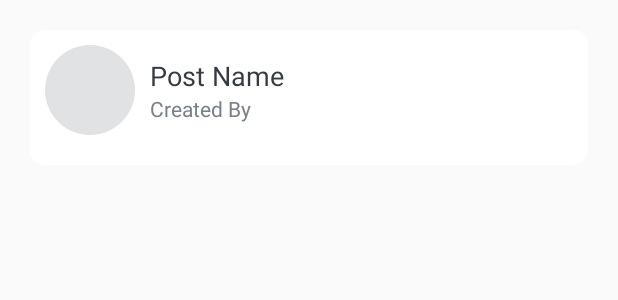
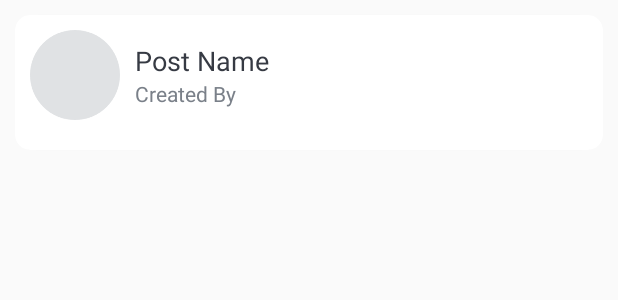
Before and after one commit to DKIV9570/Give-Receive, an Android app: the layout item_post.xml on its own in the app's theme, with its tools: preview values and no code run, on a phone screen of 412 x 824 dp. Shown: the top 300 px of the screen. Run offline under Robolectric (Android 15) with nearby library versions, the phone set to English and light mode, and no system bars.

Commit message:
some change on post card view todo list

```diff
--- a/app/src/main/java/com/example/givereceive/activities/CreatePostActivity.kt
+++ b/app/src/main/java/com/example/givereceive/activities/CreatePostActivity.kt
@@ -121,6 +121,8 @@ class CreatePostActivity : BaseActivity() {
 
     fun postCreatedSuccessfully(){
         hideProgressDialog()
+
+        setResult(Activity.RESULT_OK)
         finish()
     }
 
--- a/app/src/main/java/com/example/givereceive/activities/MainActivity.kt
+++ b/app/src/main/java/com/example/givereceive/activities/MainActivity.kt
@@ -30,6 +30,7 @@ class MainActivity : BaseActivity(), NavigationView.OnNavigationItemSelectedList
 
     companion object {
         const val MY_PROFILE_REQUEST_CODE: Int = 11
+        const val CREATE_POST_REQUEST_CODE: Int = 12
     }
 
     private lateinit var mUserName: String
@@ -52,7 +53,7 @@ class MainActivity : BaseActivity(), NavigationView.OnNavigationItemSelectedList
             val intent = Intent(this,CreatePostActivity::class.java)
             intent.putExtra(Constants.NAME,mUserName)
             intent.putExtra(Constants.ID,mUserID)
-            startActivity(intent)
+            startActivityForResult(intent, CREATE_POST_REQUEST_CODE)
         }
     }
 
@@ -103,6 +104,9 @@ class MainActivity : BaseActivity(), NavigationView.OnNavigationItemSelectedList
         super.onActivityResult(requestCode, resultCode, data)
         if(resultCode == Activity.RESULT_OK && requestCode == MY_PROFILE_REQUEST_CODE){
             FirestoreClass().loadUserData(this)
+        }else if(resultCode == Activity.RESULT_OK
+            && requestCode == CREATE_POST_REQUEST_CODE){
+            FirestoreClass().getPostsList(this)
         }else{
             Log.e("cancalled","Cancalled")
         }
--- a/app/src/main/java/com/example/givereceive/adapters/PostItemsAdapter.kt
+++ b/app/src/main/java/com/example/givereceive/adapters/PostItemsAdapter.kt
@@ -46,7 +46,7 @@ open class PostItemsAdapter(private val context: Context,
                     ViewGroup.LayoutParams.WRAP_CONTENT,
                     ViewGroup.LayoutParams.MATCH_PARENT
                 )
-                layoutParams.setMargins(10, 10, 10, 10) //4个参数按顺序分别是左上右下
+                layoutParams.setMargins(10, 10, 10, 10)
                 tag.setPadding(2,2,2,2)
                 tag.setLayoutParams(layoutParams)
                 tag.setBackgroundResource(R.drawable.give_tag)
@@ -60,7 +60,7 @@ open class PostItemsAdapter(private val context: Context,
                     ViewGroup.LayoutParams.WRAP_CONTENT,
                     ViewGroup.LayoutParams.MATCH_PARENT
                 )
-                layoutParams.setMargins(10, 10, 10, 10) //4个参数按顺序分别是左上右下
+                layoutParams.setMargins(10, 10, 10, 10)
                 tag.setLayoutParams(layoutParams)
                 tag.setPadding(2,2,2,2)
                 tag.setBackgroundResource(R.drawable.receive_tag)
--- a/app/src/main/res/layout/item_post.xml
+++ b/app/src/main/res/layout/item_post.xml
@@ -1,6 +1,7 @@
 <?xml version="1.0" encoding="utf-8"?>
 
 <androidx.cardview.widget.CardView
+    android:id="@+id/cv_post_card"
     xmlns:android="http://schemas.android.com/apk/res/android"
     xmlns:app="http://schemas.android.com/apk/res-auto"
     xmlns:tools="http://schemas.android.com/tools"
@@ -8,7 +9,10 @@
     android:layout_height="wrap_content"
     android:background="@drawable/white_border_shape_button_rounded"
     android:elevation="@dimen/card_view_elevation"
-    android:layout_margin="20dp"
+    android:layout_marginTop="10dp"
+    android:layout_marginStart="10dp"
+    android:layout_marginEnd="10dp"
+    android:layout_marginBottom="0dp"
     app:cardCornerRadius="@dimen/card_view_corner_radius">
 
     <LinearLayout
```
Also changed, not shown: app/src/main/java/com/example/givereceive/adapters/ToDoList.kt (added, +18 -0 lines).
